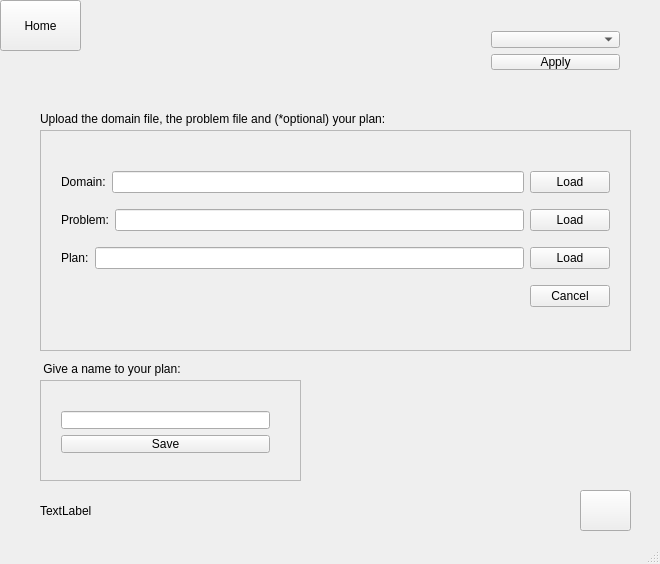
Before: the Qt Designer form home.ui in ariannabettin/FYPArianna, drawn with Qt 5.
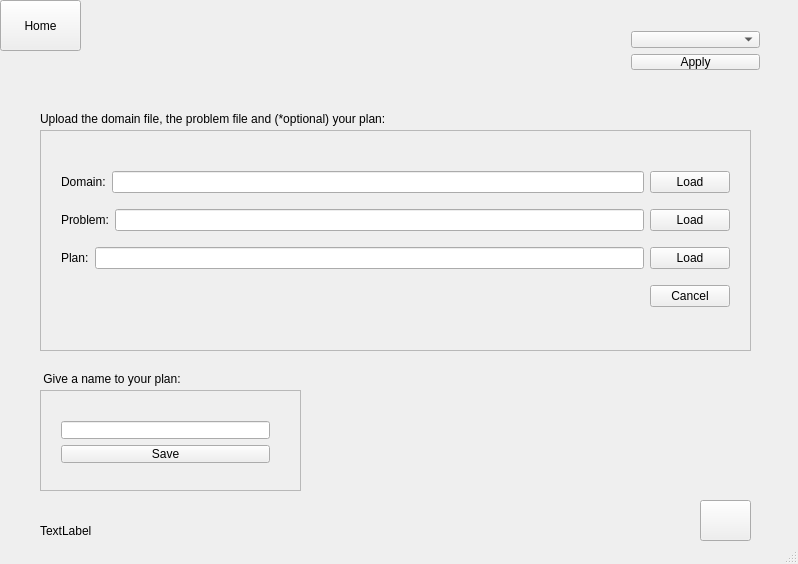
After: the same form once the commit is applied.

```diff
--- a/home.ui
+++ b/home.ui
@@ -6,7 +6,7 @@
    <rect>
     <x>0</x>
     <y>0</y>
-    <width>660</width>
+    <width>798</width>
     <height>564</height>
    </rect>
   </property>
@@ -37,7 +37,7 @@
     <property name="geometry">
      <rect>
       <x>40</x>
-      <y>500</y>
+      <y>520</y>
       <width>531</width>
       <height>21</height>
      </rect>
@@ -52,8 +52,8 @@
    <widget class="QPushButton" name="doneButton">
     <property name="geometry">
      <rect>
-      <x>580</x>
-      <y>490</y>
+      <x>700</x>
+      <y>500</y>
       <width>51</width>
       <height>41</height>
      </rect>
@@ -89,7 +89,7 @@
     <property name="geometry">
      <rect>
       <x>40</x>
-      <y>360</y>
+      <y>370</y>
       <width>211</width>
       <height>17</height>
      </rect>
@@ -106,7 +106,7 @@
      <rect>
       <x>40</x>
       <y>130</y>
-      <width>591</width>
+      <width>711</width>
       <height>221</height>
      </rect>
     </property>
@@ -124,7 +124,7 @@
       <rect>
        <x>10</x>
        <y>20</y>
-       <width>571</width>
+       <width>691</width>
        <height>181</height>
       </rect>
      </property>
@@ -256,7 +256,7 @@
     <property name="geometry">
      <rect>
       <x>40</x>
-      <y>380</y>
+      <y>390</y>
       <width>261</width>
       <height>101</height>
      </rect>
@@ -300,7 +300,7 @@
    <widget class="QWidget" name="layoutWidget">
     <property name="geometry">
      <rect>
-      <x>480</x>
+      <x>620</x>
       <y>20</y>
       <width>151</width>
       <height>61</height>
```
